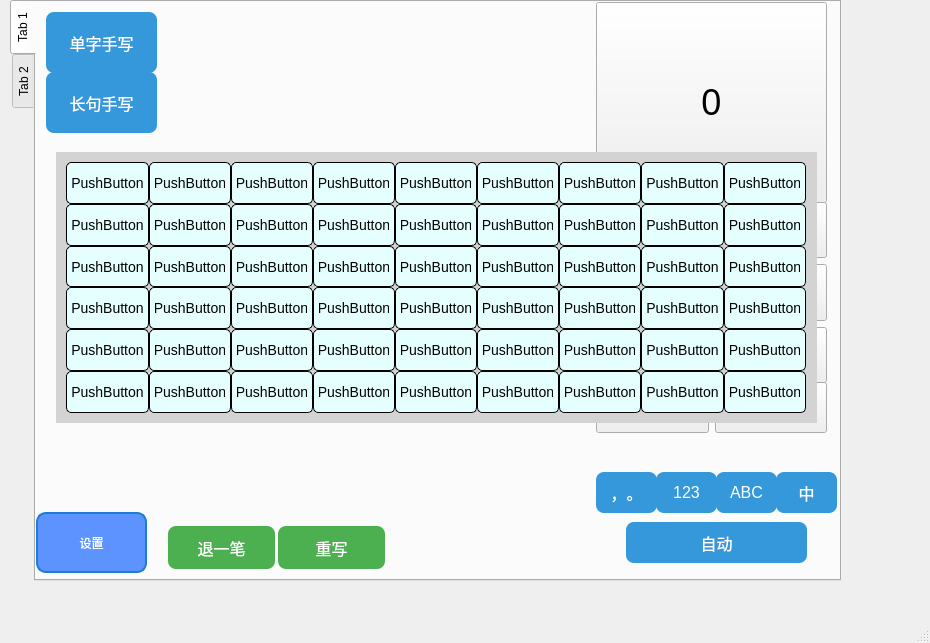
First picture: the form in LessonCode/week08/homework/handwriting/kmainwindow.ui, repository icyyoung719/KDevelop-Training, before the edit.
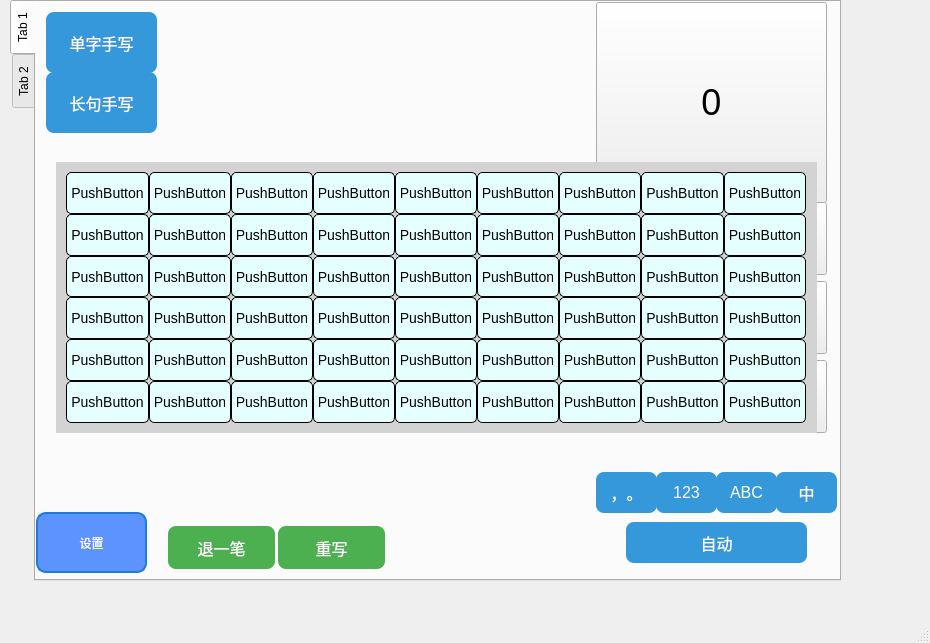
Second picture: the form after the edit. Custom widgets are drawn as their Qt base class.

Commit message: refactor(kmainwindow): remove unused longTextButtons

The edit to the form file:
```diff
--- a/LessonCode/week08/homework/handwriting/kmainwindow.ui
+++ b/LessonCode/week08/homework/handwriting/kmainwindow.ui
@@ -501,56 +501,13 @@
        <string>自动</string>
       </property>
      </widget>
-     <widget class="QWidget" name="layoutWidget">
-      <property name="geometry">
-       <rect>
-        <x>560</x>
-        <y>380</y>
-        <width>231</width>
-        <height>51</height>
-       </rect>
-      </property>
-      <layout class="QGridLayout" name="gridLayout_3">
-       <item row="0" column="1">
-        <widget class="SendTextButton" name="longTextButton_2">
-         <property name="sizePolicy">
-          <sizepolicy hsizetype="Expanding" vsizetype="Expanding">
-           <horstretch>0</horstretch>
-           <verstretch>0</verstretch>
-          </sizepolicy>
-         </property>
-         <property name="text">
-          <string>2_2</string>
-         </property>
-        </widget>
-       </item>
-       <item row="0" column="0">
-        <widget class="SendTextButton" name="longTextButton">
-         <property name="sizePolicy">
-          <sizepolicy hsizetype="Expanding" vsizetype="Expanding">
-           <horstretch>0</horstretch>
-           <verstretch>0</verstretch>
-          </sizepolicy>
-         </property>
-         <property name="font">
-          <font>
-           <pointsize>9</pointsize>
-          </font>
-         </property>
-         <property name="text">
-          <string>2_1</string>
-         </property>
-        </widget>
-       </item>
-      </layout>
-     </widget>
      <widget class="QWidget" name="layoutWidget">
       <property name="geometry">
        <rect>
         <x>560</x>
         <y>200</y>
         <width>231</width>
-        <height>181</height>
+        <height>231</height>
        </rect>
       </property>
       <layout class="QGridLayout" name="gridLayout_2">
@@ -746,7 +703,7 @@
       <property name="geometry">
        <rect>
         <x>20</x>
-        <y>150</y>
+        <y>160</y>
         <width>761</width>
         <height>271</height>
        </rect>
```
The commit also changes 2 other files.
